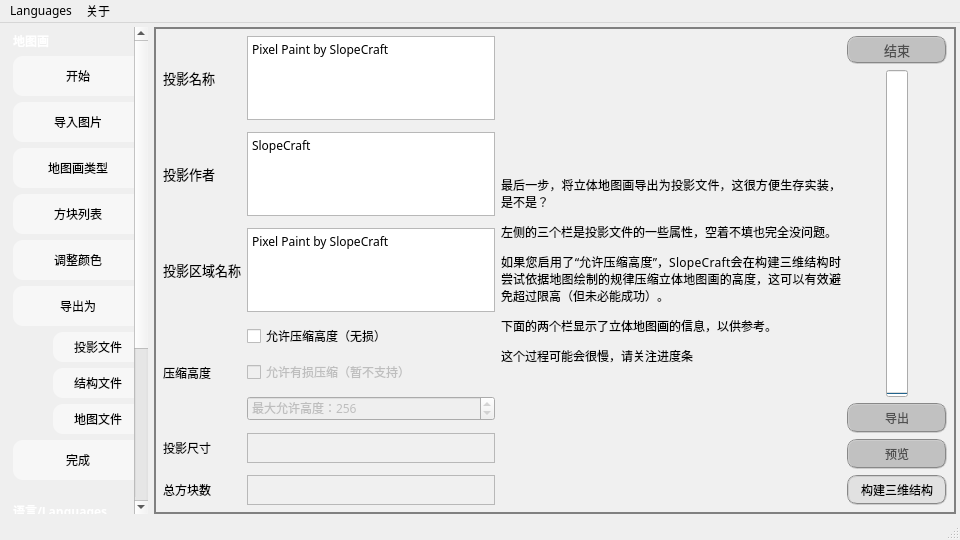
The window that others/mainwindow.ui (SlopeCraft/SlopeCraft) describes before a commit, drawn with Qt 5.
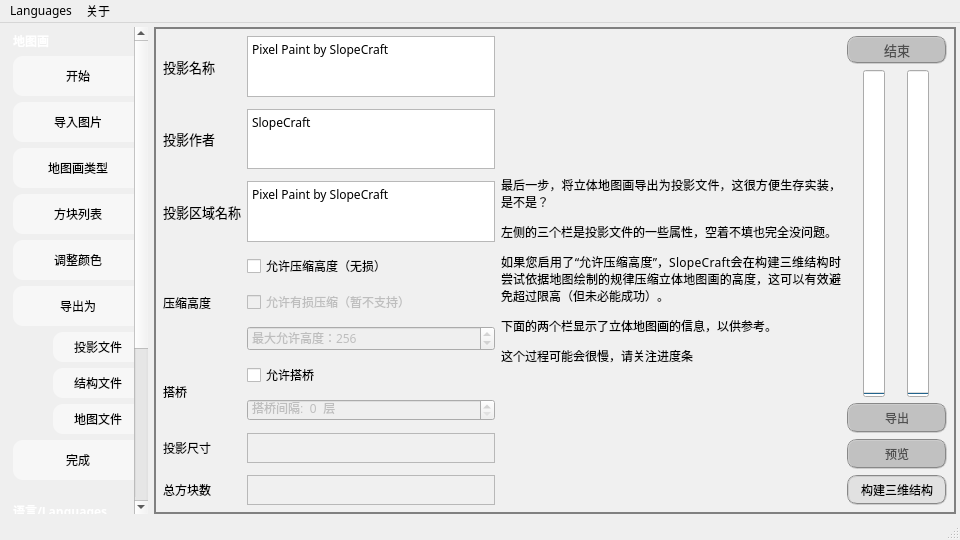
The same window after the commit. The open tabs and pages were chosen to show the change. Icons and pictures are not drawn.

Commit message: 加入搭桥功能

```diff
--- a/others/mainwindow.ui
+++ b/others/mainwindow.ui
@@ -578,7 +578,7 @@
        <enum>QFrame::Plain</enum>
       </property>
       <property name="currentIndex">
-       <number>3</number>
+       <number>5</number>
       </property>
       <widget class="QWidget" name="PageStart">
        <property name="styleSheet">
@@ -1707,8 +1707,8 @@
               <rect>
                <x>0</x>
                <y>0</y>
-               <width>554</width>
-               <height>387</height>
+               <width>16</width>
+               <height>16</height>
               </rect>
              </property>
              <property name="sizePolicy">
@@ -2283,204 +2283,13 @@
          <number>9</number>
         </property>
         <item>
-         <layout class="QGridLayout" name="gridLayout_2" rowstretch="0,0,0,0,0,0,0,0,0,0,0,0,0">
+         <layout class="QGridLayout" name="gridLayout_2" rowstretch="0,0,0,0,0,0,0,0,0,0,0,0,0,0,0">
           <property name="rightMargin">
            <number>0</number>
           </property>
           <property name="verticalSpacing">
            <number>12</number>
           </property>
-          <item row="5" column="1">
-           <widget class="QCheckBox" name="AllowNaturalOpti">
-            <property name="font">
-             <font>
-              <family>微软雅黑</family>
-             </font>
-            </property>
-            <property name="text">
-             <string>允许压缩高度（无损）</string>
-            </property>
-           </widget>
-          </item>
-          <item row="1" column="0">
-           <spacer name="verticalSpacer_2">
-            <property name="orientation">
-             <enum>Qt::Vertical</enum>
-            </property>
-            <property name="sizeHint" stdset="0">
-             <size>
-              <width>20</width>
-              <height>40</height>
-             </size>
-            </property>
-           </spacer>
-          </item>
-          <item row="11" column="0">
-           <widget class="QLabel" name="label_5">
-            <property name="font">
-             <font>
-              <family>微软雅黑</family>
-             </font>
-            </property>
-            <property name="text">
-             <string>总方块数</string>
-            </property>
-           </widget>
-          </item>
-          <item row="12" column="0">
-           <spacer name="verticalSpacer_73">
-            <property name="orientation">
-             <enum>Qt::Vertical</enum>
-            </property>
-            <property name="sizeHint" stdset="0">
-             <size>
-              <width>20</width>
-              <height>40</height>
-             </size>
-            </property>
-           </spacer>
-          </item>
-          <item row="4" column="1">
-           <widget class="QPlainTextEdit" name="InputRegionName">
-            <property name="sizePolicy">
-             <sizepolicy hsizetype="Preferred" vsizetype="Minimum">
-              <horstretch>0</horstretch>
-              <verstretch>0</verstretch>
-             </sizepolicy>
-            </property>
-            <property name="minimumSize">
-             <size>
-              <width>0</width>
-              <height>30</height>
-             </size>
-            </property>
-            <property name="font">
-             <font>
-              <family>微软雅黑</family>
-             </font>
-            </property>
-            <property name="plainText">
-             <string>Pixel Paint by SlopeCraft</string>
-            </property>
-           </widget>
-          </item>
-          <item row="9" column="1">
-           <widget class="QLabel" name="ShowLiteXYZ">
-            <property name="minimumSize">
-             <size>
-              <width>0</width>
-              <height>30</height>
-             </size>
-            </property>
-            <property name="font">
-             <font>
-              <family>微软雅黑</family>
-             </font>
-            </property>
-            <property name="frameShape">
-             <enum>QFrame::StyledPanel</enum>
-            </property>
-            <property name="text">
-             <string/>
-            </property>
-           </widget>
-          </item>
-          <item row="4" column="0">
-           <widget class="QLabel" name="label">
-            <property name="font">
-             <font>
-              <family>微软雅黑</family>
-              <pointsize>10</pointsize>
-             </font>
-            </property>
-            <property name="text">
-             <string>投影区域名称</string>
-            </property>
-           </widget>
-          </item>
-          <item row="10" column="0">
-           <spacer name="verticalSpacer_75">
-            <property name="orientation">
-             <enum>Qt::Vertical</enum>
-            </property>
-            <property name="sizeHint" stdset="0">
-             <size>
-              <width>20</width>
-              <height>40</height>
-             </size>
-            </property>
-           </spacer>
-          </item>
-          <item row="9" column="0">
-           <widget class="QLabel" name="label_4">
-            <property name="font">
-             <font>
-              <family>微软雅黑</family>
-             </font>
-            </property>
-            <property name="text">
-             <string>投影尺寸</string>
-            </property>
-           </widget>
-          </item>
-          <item row="11" column="1">
-           <widget class="QLabel" name="ShowLiteBlocks">
-            <property name="minimumSize">
-             <size>
-              <width>0</width>
-              <height>30</height>
-             </size>
-            </property>
-            <property name="font">
-             <font>
-              <family>微软雅黑</family>
-             </font>
-            </property>
-            <property name="frameShape">
-             <enum>QFrame::StyledPanel</enum>
-            </property>
-            <property name="text">
-             <string/>
-            </property>
-           </widget>
-          </item>
-          <item row="2" column="1">
-           <widget class="QPlainTextEdit" name="InputAuthor">
-            <property name="sizePolicy">
-             <sizepolicy hsizetype="Preferred" vsizetype="Minimum">
-              <horstretch>0</horstretch>
-              <verstretch>0</verstretch>
-             </sizepolicy>
-            </property>
-            <property name="minimumSize">
-             <size>
-              <width>0</width>
-              <height>30</height>
-             </size>
-            </property>
-            <property name="font">
-             <font>
-              <family>微软雅黑</family>
-             </font>
-            </property>
-            <property name="plainText">
-             <string>SlopeCraft</string>
-            </property>
-           </widget>
-          </item>
-          <item row="2" column="0">
-           <widget class="QLabel" name="label_2">
-            <property name="font">
-             <font>
-              <family>微软雅黑</family>
-              <pointsize>10</pointsize>
-             </font>
-            </property>
-            <property name="text">
-             <string>投影作者</string>
-            </property>
-           </widget>
-          </item>
           <item row="0" column="1">
            <widget class="QPlainTextEdit" name="InputLiteName">
             <property name="sizePolicy">
@@ -2505,6 +2314,27 @@
             </property>
            </widget>
           </item>
+          <item row="13" column="1">
+           <widget class="QLabel" name="ShowLiteBlocks">
+            <property name="minimumSize">
+             <size>
+              <width>0</width>
+              <height>30</height>
+             </size>
+            </property>
+            <property name="font">
+             <font>
+              <family>微软雅黑</family>
+             </font>
+            </property>
+            <property name="frameShape">
+             <enum>QFrame::StyledPanel</enum>
+            </property>
+            <property name="text">
+             <string/>
+            </property>
+           </widget>
+          </item>
           <item row="6" column="1">
            <widget class="QCheckBox" name="AllowForcedOpti">
             <property name="enabled">
@@ -2520,8 +2350,8 @@
             </property>
            </widget>
           </item>
-          <item row="12" column="1">
-           <spacer name="verticalSpacer_74">
+          <item row="14" column="0">
+           <spacer name="verticalSpacer_73">
             <property name="orientation">
              <enum>Qt::Vertical</enum>
             </property>
@@ -2533,20 +2363,19 @@
             </property>
            </spacer>
           </item>
-          <item row="0" column="0">
-           <widget class="QLabel" name="label_3">
+          <item row="5" column="1">
+           <widget class="QCheckBox" name="AllowNaturalOpti">
             <property name="font">
              <font>
               <family>微软雅黑</family>
-              <pointsize>10</pointsize>
              </font>
             </property>
             <property name="text">
-             <string>投影名称</string>
+             <string>允许压缩高度（无损）</string>
             </property>
            </widget>
           </item>
-          <item row="8" column="0">
+          <item row="10" column="0">
            <spacer name="verticalSpacer_72">
             <property name="orientation">
              <enum>Qt::Vertical</enum>
@@ -2559,19 +2388,6 @@
             </property>
            </spacer>
           </item>
-          <item row="3" column="0">
-           <spacer name="verticalSpacer_71">
-            <property name="orientation">
-             <enum>Qt::Vertical</enum>
-            </property>
-            <property name="sizeHint" stdset="0">
-             <size>
-              <width>20</width>
-              <height>40</height>
-             </size>
-            </property>
-           </spacer>
-          </item>
           <item row="7" column="1">
            <widget class="QSpinBox" name="maxHeight">
             <property name="enabled">
@@ -2605,6 +2421,96 @@
             </property>
            </widget>
           </item>
+          <item row="1" column="0">
+           <spacer name="verticalSpacer_2">
+            <property name="orientation">
+             <enum>Qt::Vertical</enum>
+            </property>
+            <property name="sizeHint" stdset="0">
+             <size>
+              <width>20</width>
+              <height>40</height>
+             </size>
+            </property>
+           </spacer>
+          </item>
+          <item row="13" column="0">
+           <widget class="QLabel" name="label_5">
+            <property name="font">
+             <font>
+              <family>微软雅黑</family>
+             </font>
+            </property>
+            <property name="text">
+             <string>总方块数</string>
+            </property>
+           </widget>
+          </item>
+          <item row="8" column="1">
+           <widget class="QCheckBox" name="allowGlassBridge">
+            <property name="text">
+             <string>允许搭桥</string>
+            </property>
+           </widget>
+          </item>
+          <item row="2" column="0">
+           <widget class="QLabel" name="label_2">
+            <property name="font">
+             <font>
+              <family>微软雅黑</family>
+              <pointsize>10</pointsize>
+             </font>
+            </property>
+            <property name="text">
+             <string>投影作者</string>
+            </property>
+           </widget>
+          </item>
+          <item row="11" column="1">
+           <widget class="QLabel" name="ShowLiteXYZ">
+            <property name="minimumSize">
+             <size>
+              <width>0</width>
+              <height>30</height>
+             </size>
+            </property>
+            <property name="font">
+             <font>
+              <family>微软雅黑</family>
+             </font>
+            </property>
+            <property name="frameShape">
+             <enum>QFrame::StyledPanel</enum>
+            </property>
+            <property name="text">
+             <string/>
+            </property>
+           </widget>
+          </item>
+          <item row="4" column="1">
+           <widget class="QPlainTextEdit" name="InputRegionName">
+            <property name="sizePolicy">
+             <sizepolicy hsizetype="Preferred" vsizetype="Minimum">
+              <horstretch>0</horstretch>
+              <verstretch>0</verstretch>
+             </sizepolicy>
+            </property>
+            <property name="minimumSize">
+             <size>
+              <width>0</width>
+              <height>30</height>
+             </size>
+            </property>
+            <property name="font">
+             <font>
+              <family>微软雅黑</family>
+             </font>
+            </property>
+            <property name="plainText">
+             <string>Pixel Paint by SlopeCraft</string>
+            </property>
+           </widget>
+          </item>
           <item row="5" column="0" rowspan="3">
            <widget class="QLabel" name="label_34">
             <property name="font">
@@ -2617,6 +2523,127 @@
             </property>
            </widget>
           </item>
+          <item row="4" column="0">
+           <widget class="QLabel" name="label">
+            <property name="font">
+             <font>
+              <family>微软雅黑</family>
+              <pointsize>10</pointsize>
+             </font>
+            </property>
+            <property name="text">
+             <string>投影区域名称</string>
+            </property>
+           </widget>
+          </item>
+          <item row="11" column="0">
+           <widget class="QLabel" name="label_4">
+            <property name="font">
+             <font>
+              <family>微软雅黑</family>
+             </font>
+            </property>
+            <property name="text">
+             <string>投影尺寸</string>
+            </property>
+           </widget>
+          </item>
+          <item row="12" column="0">
+           <spacer name="verticalSpacer_75">
+            <property name="orientation">
+             <enum>Qt::Vertical</enum>
+            </property>
+            <property name="sizeHint" stdset="0">
+             <size>
+              <width>20</width>
+              <height>40</height>
+             </size>
+            </property>
+           </spacer>
+          </item>
+          <item row="2" column="1">
+           <widget class="QPlainTextEdit" name="InputAuthor">
+            <property name="sizePolicy">
+             <sizepolicy hsizetype="Preferred" vsizetype="Minimum">
+              <horstretch>0</horstretch>
+              <verstretch>0</verstretch>
+             </sizepolicy>
+            </property>
+            <property name="minimumSize">
+             <size>
+              <width>0</width>
+              <height>30</height>
+             </size>
+            </property>
+            <property name="font">
+             <font>
+              <family>微软雅黑</family>
+             </font>
+            </property>
+            <property name="plainText">
+             <string>SlopeCraft</string>
+            </property>
+           </widget>
+          </item>
+          <item row="3" column="0">
+           <spacer name="verticalSpacer_71">
+            <property name="orientation">
+             <enum>Qt::Vertical</enum>
+            </property>
+            <property name="sizeHint" stdset="0">
+             <size>
+              <width>20</width>
+              <height>40</height>
+             </size>
+            </property>
+           </spacer>
+          </item>
+          <item row="0" column="0">
+           <widget class="QLabel" name="label_3">
+            <property name="font">
+             <font>
+              <family>微软雅黑</family>
+              <pointsize>10</pointsize>
+             </font>
+            </property>
+            <property name="text">
+             <string>投影名称</string>
+            </property>
+           </widget>
+          </item>
+          <item row="14" column="1">
+           <spacer name="verticalSpacer_74">
+            <property name="orientation">
+             <enum>Qt::Vertical</enum>
+            </property>
+            <property name="sizeHint" stdset="0">
+             <size>
+              <width>20</width>
+              <height>40</height>
+             </size>
+            </property>
+           </spacer>
+          </item>
+          <item row="9" column="1">
+           <widget class="QSpinBox" name="glassBridgeInterval">
+            <property name="enabled">
+             <bool>false</bool>
+            </property>
+            <property name="suffix">
+             <string>  层</string>
+            </property>
+            <property name="prefix">
+             <string>搭桥间隔:  </string>
+            </property>
+           </widget>
+          </item>
+          <item row="8" column="0" rowspan="2">
+           <widget class="QLabel" name="label_37">
+            <property name="text">
+             <string>搭桥</string>
+            </property>
+           </widget>
+          </item>
          </layout>
         </item>
         <item>
@@ -2703,6 +2730,16 @@
               </property>
              </widget>
             </item>
+            <item>
+             <widget class="QProgressBar" name="algoBar">
+              <property name="value">
+               <number>0</number>
+              </property>
+              <property name="orientation">
+               <enum>Qt::Vertical</enum>
+              </property>
+             </widget>
+            </item>
            </layout>
           </item>
           <item>
```
Left out of the diff: 2 changed lines with no effect on the pictures. The commit also changes 5 other files.
